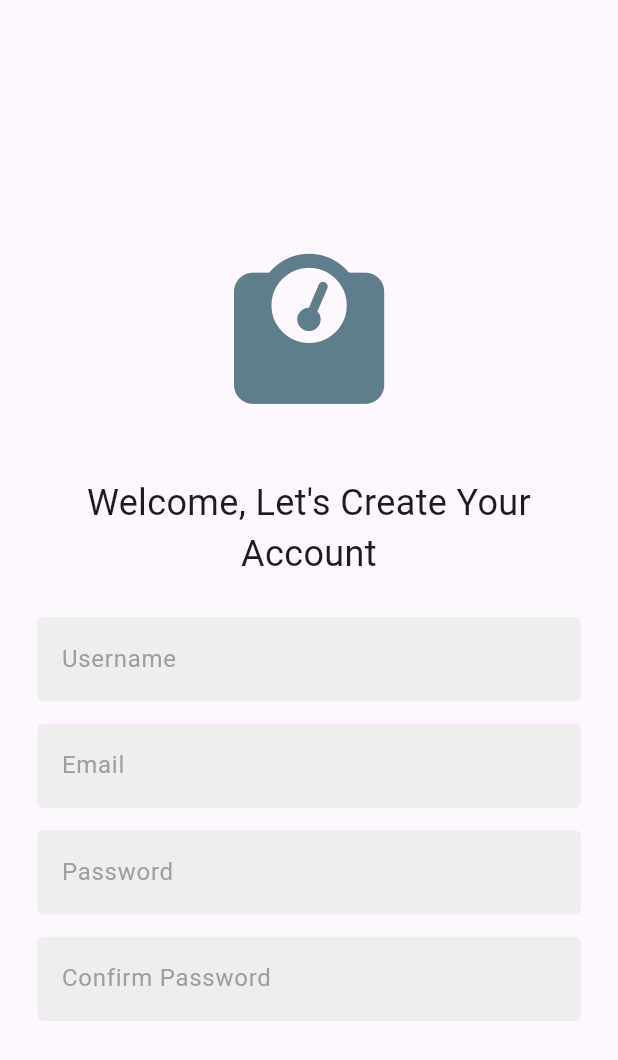
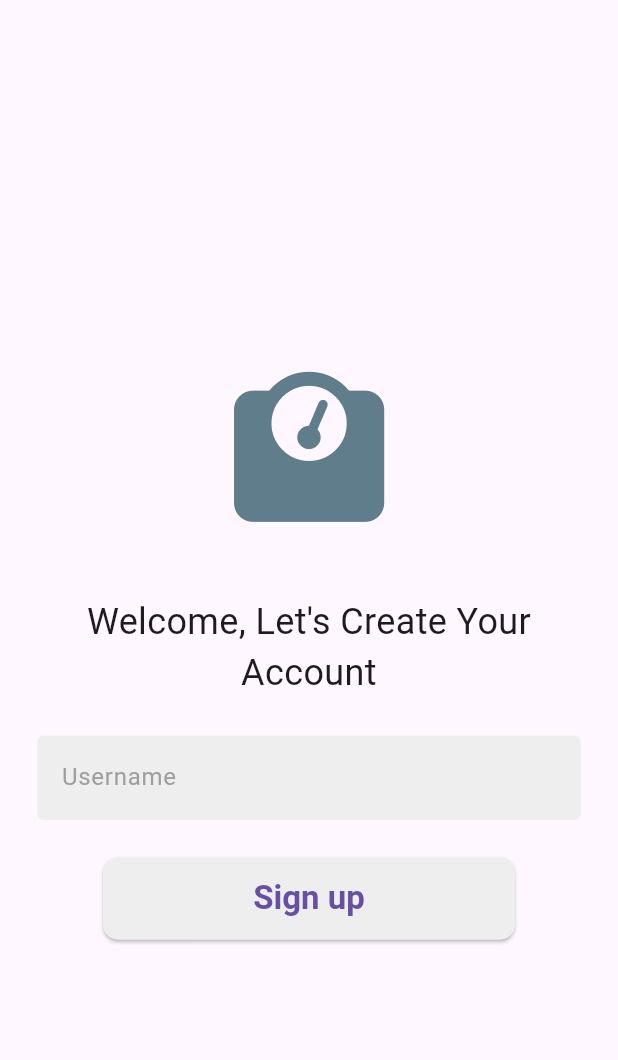
Before and after one commit to Gsuyash20/weight_tracker, a Flutter app: the CreateProfilePage screen opened directly, on a phone screen of 412 x 824 dp. Shown: the top 1060 px of the screen. Run offline on Flutter 3.47's test engine with Material 3 defaults, Android fonts, the phone set to English and light mode, and no system bars; our stand-ins replace fl_chart, font_awesome_flutter, hive, hive_flutter; accounts and stored records are empty.

Commit message:
finished creating profile page

```diff
--- a/lib/components/my_button.dart
+++ b/lib/components/my_button.dart
@@ -7,8 +7,15 @@ class MyButton extends StatelessWidget {
 
   @override
   Widget build(BuildContext context) {
-    return MaterialButton(
+    return ElevatedButton(
       onPressed: onPressed,
+      style: ElevatedButton.styleFrom(
+        minimumSize: Size(MediaQuery.of(context).size.width/1.5, MediaQuery.of(context).size.height/15),
+          backgroundColor: Colors.grey.shade200,
+          shape: RoundedRectangleBorder(borderRadius: BorderRadius.circular(10),),
+          textStyle: const TextStyle(
+              fontSize: 22,
+              fontWeight: FontWeight.bold)),
       child: Text(text),
     );
   }
--- a/lib/main.dart
+++ b/lib/main.dart
@@ -27,7 +27,7 @@ class MyApp extends StatelessWidget {
   @override
   Widget build(BuildContext context) {
     return const MaterialApp(
-      home: MainPage(),
+      home: CreateProfilePage(),
       debugShowCheckedModeBanner: false,
     );
   }
--- a/lib/model/user_profile.dart
+++ b/lib/model/user_profile.dart
@@ -3,9 +3,9 @@ import 'package:hive/hive.dart';
 class UserProfile {
   final String userName;
 
-
   UserProfile({required this.userName});
 }
+
 class UserProfileAdapter extends TypeAdapter<String> {
   @override
   final int typeId = 0; // You can choose any unique id
--- a/lib/pages/create_profile.dart
+++ b/lib/pages/create_profile.dart
@@ -2,10 +2,13 @@ import 'package:flutter/material.dart';
 import 'package:font_awesome_flutter/font_awesome_flutter.dart';
 import '../components/my_button.dart';
 import '../components/text_field.dart';
+import '../data/hive_database.dart';
+import '../model/user_profile.dart';
 
 class CreateProfilePage extends StatefulWidget {
-  // final void Function()? onTap;
-  const CreateProfilePage({super.key, });
+  const CreateProfilePage({
+    super.key,
+  });
 
   @override
   State<CreateProfilePage> createState() => _CreateProfilePageState();
@@ -13,14 +16,17 @@ class CreateProfilePage extends StatefulWidget {
 
 class _CreateProfilePageState extends State<CreateProfilePage> {
   final userNameController = TextEditingController();
-  final emailController = TextEditingController();
-  final passwordController = TextEditingController();
-  final confirmPasswordController = TextEditingController();
+  final HiveDatabase _hiveDatabase = HiveDatabase();
   //user signup
+  void signUp() async {
+    final userProfile = UserProfile(
+      userName: userNameController.text,
+    );
 
+    await _hiveDatabase.addUserProfile(userProfile);
 
-    //get auth service
-
+    //Todo: Navigate to the main page or any other page
+  }
 
   @override
   Widget build(BuildContext context) {
@@ -65,42 +71,11 @@ class _CreateProfilePageState extends State<CreateProfilePage> {
                       obscureText: false),
 
                   const SizedBox(
-                    height: 15,
-                  ),
-
-                  // email text field
-                  MyTextField(
-                      controller: emailController,
-                      hintText: 'Email',
-                      obscureText: false),
-
-                  const SizedBox(
-                    height: 15,
-                  ),
-
-                  // password text field
-                  MyTextField(
-                      controller: passwordController,
-                      hintText: 'Password',
-                      obscureText: true),
-
-                  const SizedBox(
-                    height: 15,
-                  ),
-
-                  // confirm password text field
-                  MyTextField(
-                      controller: confirmPasswordController,
-                      hintText: 'Confirm Password',
-                      obscureText: true),
-
-                  const SizedBox(
                     height: 25,
                   ),
 
                   //sign-up button
-                  //SignButton(onTap: signUp, text: 'Sign up'),
-
+                  MyButton(onPressed: signUp, text: 'Sign up'),
                 ],
               ),
             ),
```
Also changed, not shown: lib/data/hive_database.dart (+31 -3 lines).
